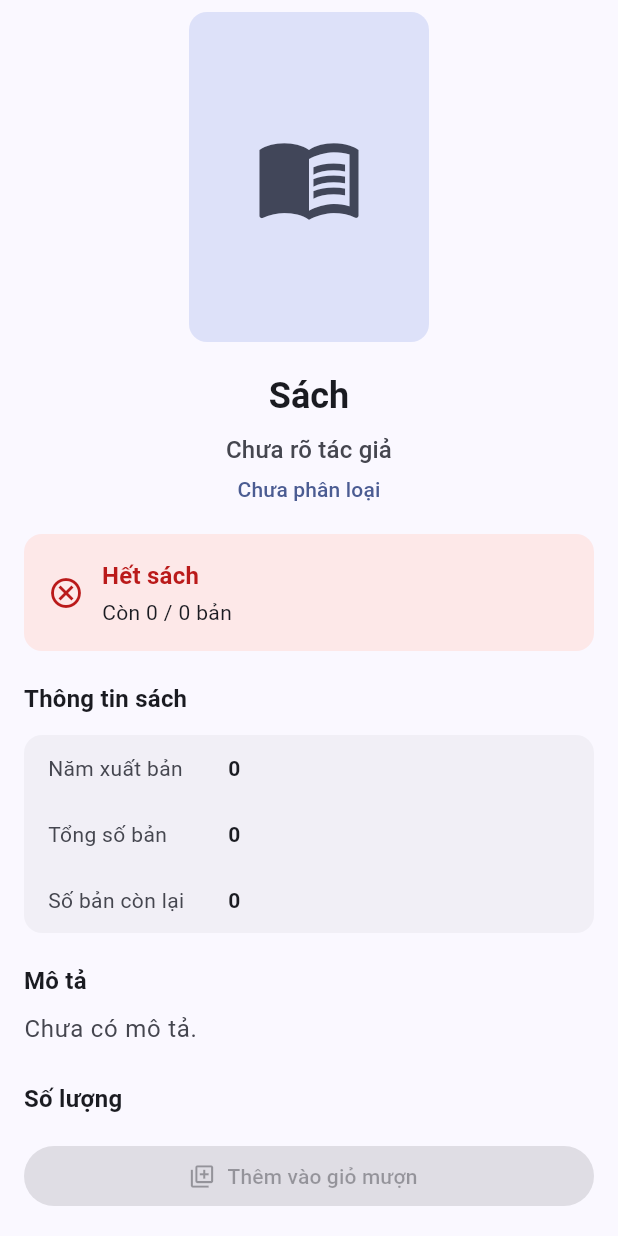
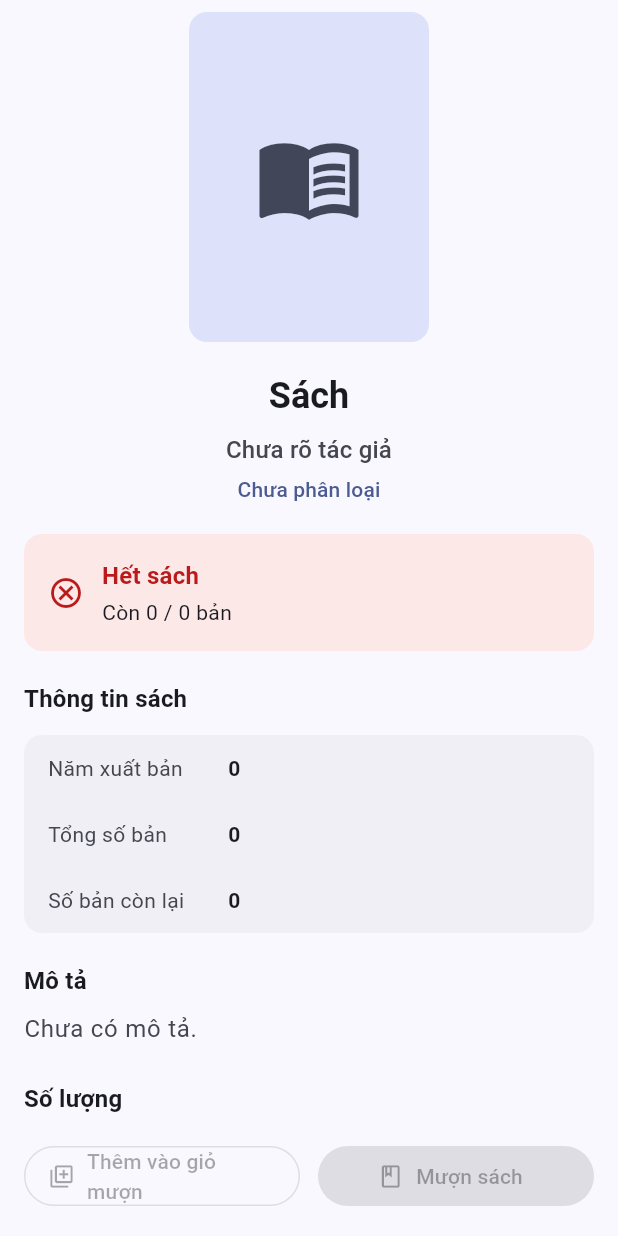
Before and after one commit to maidanghuy/APP_BookSphere, a Flutter app: the _BookDetailLoadedBody screen opened directly with empty values, on a phone screen of 412 x 824 dp. Run offline on Flutter 3.47's test engine with Material 3 defaults, Android fonts, the phone set to English and light mode, and no system bars; our stand-ins replace dio, flutter_riverpod, flutter_secure_storage, go_router, shared_preferences; accounts and stored records are empty; network calls fail.

Commit message:
feat: update borrow logic and refresh book quantities

```diff
--- a/FE_BookSphere/lib/features/books/presentation/book_detail_screen.dart
+++ b/FE_BookSphere/lib/features/books/presentation/book_detail_screen.dart
@@ -333,13 +333,37 @@ class _BookDetailLoadedBodyState extends ConsumerState<_BookDetailLoadedBody> {
       bottomNavigationBar: SafeArea(
         child: Padding(
           padding: const EdgeInsets.fromLTRB(16, 8, 16, 16),
-          child: FilledButton.icon(
-            onPressed: _canSubmit ? _onSubmit : null,
-            icon: Icon(
-              isEdit ? Icons.edit_outlined : Icons.library_add_outlined,
-            ),
-            label: Text(isEdit ? l10n.updateBorrowCart : l10n.addToBorrowCart),
-          ),
+          child: isEdit
+              ? FilledButton.icon(
+                  onPressed: _canSubmit ? _onSubmit : null,
+                  icon: const Icon(Icons.edit_outlined),
+                  label: Text(l10n.updateBorrowCart),
+                )
+              : Row(
+                  children: [
+                    Expanded(
+                      child: OutlinedButton.icon(
+                        onPressed: _canSubmit ? _onSubmit : null,
+                        icon: const Icon(Icons.library_add_outlined),
+                        label: Text(l10n.addToBorrowCart),
+                      ),
+                    ),
+                    const SizedBox(width: 12),
+                    Expanded(
+                      child: FilledButton.icon(
+                        onPressed: _canSubmit
+                            ? () {
+                                context.push(
+                                  '/borrows/create?bookId=${book.id}&quantity=$_quantity',
+                                );
+                              }
+                            : null,
+                        icon: const Icon(Icons.book_outlined),
+                        label: Text(l10n.borrowBook),
+                      ),
+                    ),
+                  ],
+                ),
         ),
       ),
     );
```
Also changed, not shown: FE_BookSphere/lib/app/router.dart (+13 -4 lines), FE_BookSphere/lib/features/borrows/presentation/borrow_create_screen.dart (+20 -11 lines), FE_BookSphere/lib/features/borrows/presentation/borrow_detail_screen.dart (+13 -0 lines), FE_BookSphere/lib/features/home/presentation/main_tab_screen.dart (+20 -2 lines), FE_BookSphere/pubspec.lock, 2 other files.
